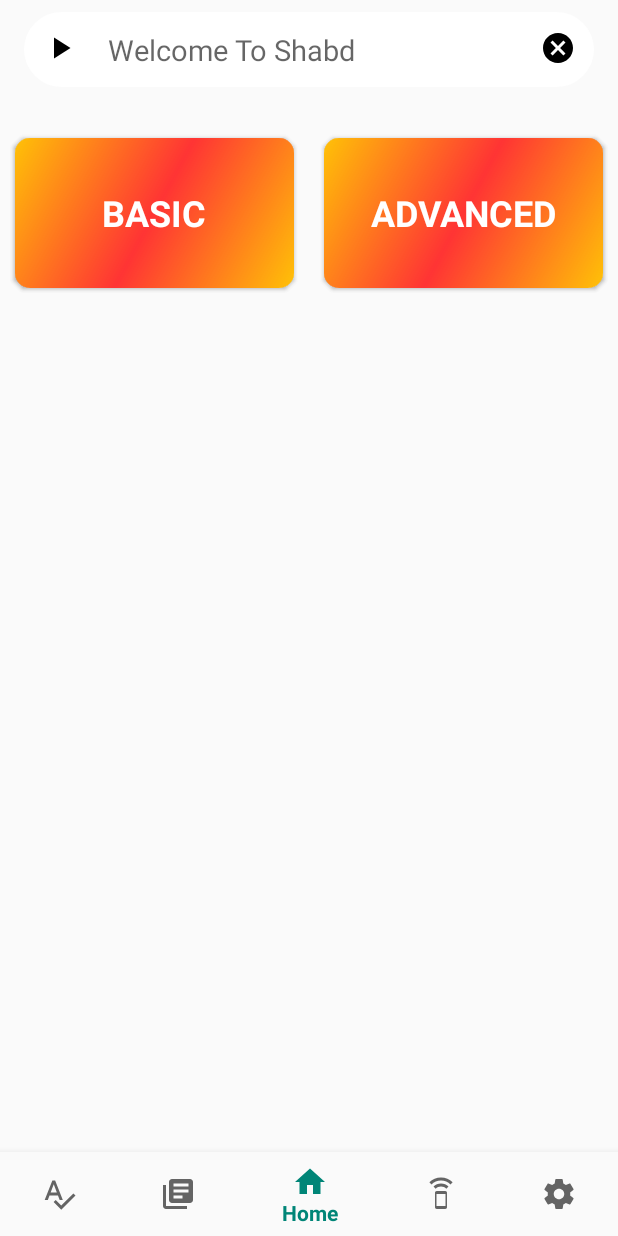
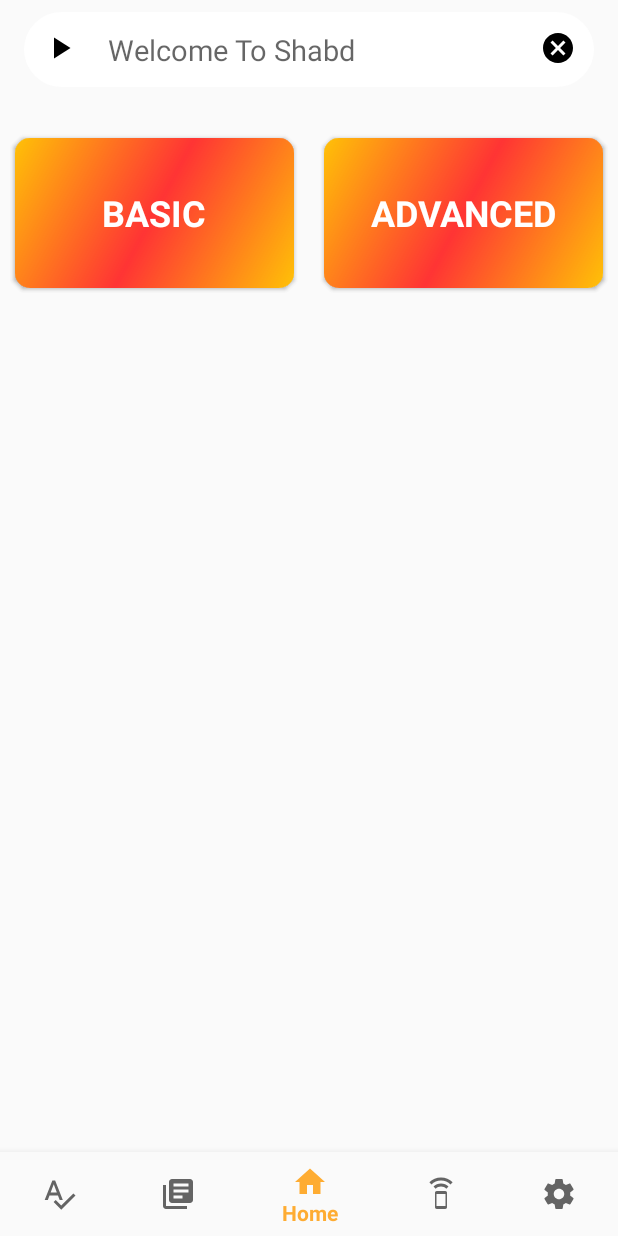
Before and after one commit to dsciitpatna/Shabd, an Android app: the screen it shows after launch (MainActivity), on a phone screen of 412 x 824 dp. Run offline under Robolectric (Android 15) with nearby library versions, the phone set to English and light mode, and no system bars; our stand-ins replace Firebase (no records; nobody signed in at launch, a user with empty details on screens opened directly); pictures from the network do not load.

Commit message:
Update colors.xml

```diff
--- a/app/src/main/res/values/colors.xml
+++ b/app/src/main/res/values/colors.xml
@@ -1,7 +1,7 @@
 <?xml version="1.0" encoding="utf-8"?>
 <resources>
-    <color name="colorPrimary">#008577</color>
-    <color name="colorPrimaryDark">#00574B</color>
-    <color name="colorAccent">#D81B60</color>
+    <color name="colorPrimary">#CCFF9800</color>
+    <color name="colorPrimaryDark">#FF9800</color>
+    <color name="colorAccent">#009688</color>
     <color name="cardBackground">#1330CE</color>
 </resources>
```
